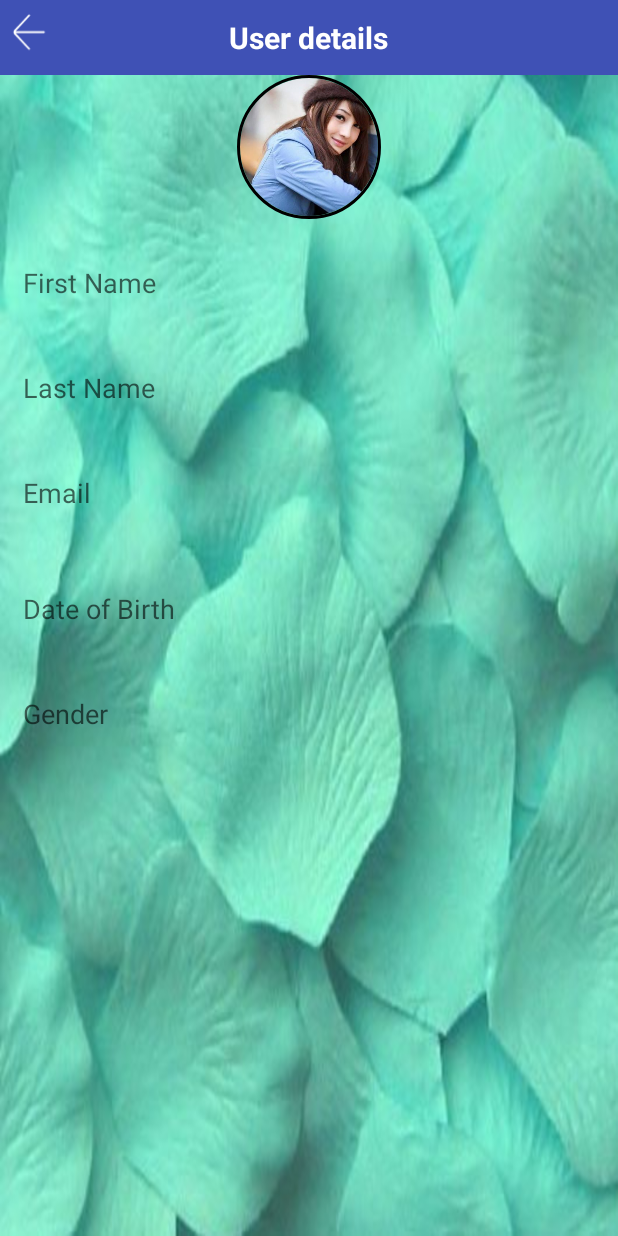
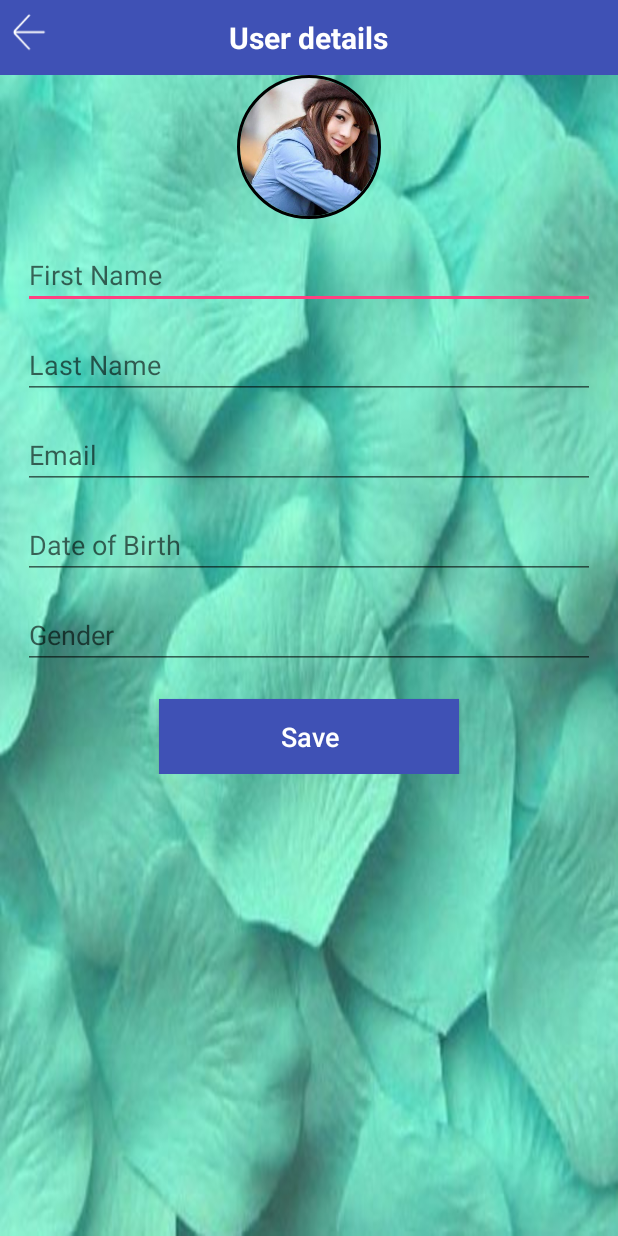
Before and after one commit to SwagataDas/Signuplog, an Android app: the UserprofileActivity screen opened directly, with no data from a screen before it, on a phone screen of 412 x 824 dp. Run offline under Robolectric (Android 15) with nearby library versions, the phone set to English and light mode, and no system bars; our stand-ins replace CircleImageView.

```diff
--- a/app/src/main/java/com/example/debjit/signuplog/UserprofileActivity.java
+++ b/app/src/main/java/com/example/debjit/signuplog/UserprofileActivity.java
@@ -1,38 +1,54 @@
 package com.example.debjit.signuplog;
 
 import android.content.Intent;
+import android.content.SharedPreferences;
+import android.graphics.Bitmap;
+import android.net.Uri;
+import android.preference.PreferenceManager;
 import android.support.v7.app.AppCompatActivity;
 import android.os.Bundle;
+import android.widget.EditText;
+import android.widget.ImageView;
 import android.widget.TextView;
 
 public class UserprofileActivity extends AppCompatActivity {
 
-    TextView t1,t2,t3,t4,t5;
+    EditText t1,t2,t3,t4,t5;
+    ImageView imageView;
+    String pref1,pref2,pref3,pref4,pref5,pref6;
 
     @Override
     protected void onCreate(Bundle savedInstanceState) {
         super.onCreate(savedInstanceState);
         setContentView(R.layout.activity_userprofile);
 
-        t1 = (TextView) findViewById(R.id.firstname);
-        t2 = (TextView) findViewById(R.id.lastname);
-        t3 = (TextView) findViewById(R.id.email);
-        t4 = (TextView) findViewById(R.id.gender);
-        t5 = (TextView) findViewById(R.id.dob);
+        t1 = (EditText) findViewById(R.id.firstname);
+        t2 = (EditText) findViewById(R.id.lastname);
+        t3 = (EditText) findViewById(R.id.email);
+        t4 = (EditText) findViewById(R.id.gender);
+        t5 = (EditText) findViewById(R.id.dob);
+        imageView = (ImageView) findViewById(R.id.dp);
+        Uri imageUri = getIntent().getData();
+        SharedPreferences sharedPreferences = getSharedPreferences("sd.avalgate@gmail.com", MODE_PRIVATE);
+        //SharedPreferences settings = PreferenceManager.getDefaultSharedPreferences(this);
+        pref1 = sharedPreferences.getString("firstname", "");
+        pref2 = sharedPreferences.getString("lastname","");
+        pref3 = sharedPreferences.getString("emailid","");
+        pref5 = sharedPreferences.getString("gender","");
+        pref6 = sharedPreferences.getString("dob","");
 
         Intent intent3 = getIntent();
-        Intent intent4 = getIntent();
 
-        String firstname = intent3.getStringExtra("firstname");
-        String lastname = intent3.getStringExtra("lastname");
-        String email = intent3.getStringExtra("email");
-        String sex = intent3.getStringExtra("gender");
-        String dob = intent3.getStringExtra("dob");
+        Bitmap bitmapImage  = (Bitmap) intent3.getParcelableExtra("BitmapImage");
+        //Intent intent4 = getIntent();
 
-        t1.append(firstname);
-        t2.append(lastname);
-        t3.append(email);
-        t4.append(sex);
-        t5.append(dob);
+
+
+        t1.append(pref1);
+        t2.append(pref2);
+        t3.append(pref3);
+        t4.append(pref5);
+        //imageView.setImageURI(imageUri);
+        t5.append(pref6);
     }
 }
--- a/app/src/main/res/layout/activity_userprofile.xml
+++ b/app/src/main/res/layout/activity_userprofile.xml
@@ -50,10 +50,10 @@
 
             <RelativeLayout
                 android:layout_width="200dp"
-                android:layout_height="30dp">
+                android:layout_height="20dp">
             </RelativeLayout>
 
-            <TextView
+            <EditText
                 android:id="@+id/firstname"
                 android:layout_width="match_parent"
                 android:layout_height="40dp"
@@ -66,11 +66,10 @@
 
             <RelativeLayout
                 android:layout_width="200dp"
-                android:layout_height="30dp">
+                android:layout_height="20dp">
             </RelativeLayout>
 
-
-            <TextView
+            <EditText
                 android:id="@+id/lastname"
                 android:layout_width="match_parent"
                 android:layout_height="40dp"
@@ -81,13 +80,12 @@
                 android:inputType="textCapSentences"
                 android:textSize="18dp"
                 />
-
             <RelativeLayout
                 android:layout_width="200dp"
-                android:layout_height="30dp">
+                android:layout_height="20dp">
             </RelativeLayout>
 
-            <TextView
+            <EditText
                 android:id="@+id/email"
                 android:layout_width="match_parent"
                 android:layout_height="40dp"
@@ -95,13 +93,12 @@
                 android:layout_marginRight="15dp"
                 android:hint="Email"
                 android:textSize="18sp" />
-
             <RelativeLayout
                 android:layout_width="200dp"
-                android:layout_height="30dp">
+                android:layout_height="20dp">
             </RelativeLayout>
 
-            <TextView
+            <EditText
                     android:id="@+id/dob"
                     android:layout_width="match_parent"
                     android:layout_height="40dp"
@@ -115,10 +112,10 @@
 
             <RelativeLayout
                 android:layout_width="200dp"
-                android:layout_height="30dp">
+                android:layout_height="20dp">
             </RelativeLayout>
 
-            <TextView
+            <EditText
                 android:id="@+id/gender"
                 android:layout_width="match_parent"
                 android:layout_height="40dp"
@@ -129,6 +126,22 @@
                 android:layout_marginRight="15dp"
                 android:layout_marginLeft="15dp"
                 android:textSize="18sp" />
+
+            <RelativeLayout
+                android:layout_width="200dp"
+                android:layout_height="20dp">
+            </RelativeLayout>
+
+            <Button
+                android:id="@+id/save"
+                android:layout_width="200dp"
+                android:layout_height="50dp"
+                android:background="#3f51b5"
+                android:text="Save"
+                android:textAllCaps="false"
+                android:textColor="#FFFF"
+                android:textSize="18dp"/>
+
         </LinearLayout>
     </ScrollView>
 </LinearLayout>
```
Also changed, not shown: app/src/main/java/com/example/debjit/signuplog/LoginActivity.java (+8 -8 lines), app/src/main/java/com/example/debjit/signuplog/SignupActivity.java (+25 -10 lines).
